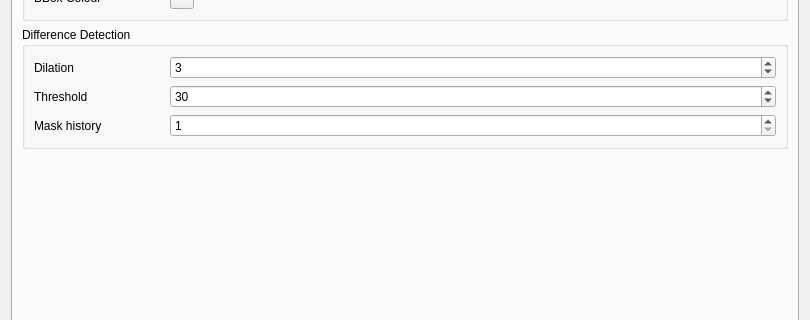
First picture: the form in plugins/feature/camera/camerasettingsdialog.ui, repository srcejon/sdrangel, before the edit; both pictures show x 0 to 810 and y 330 to 650 of the 810 by 738 pixel window.
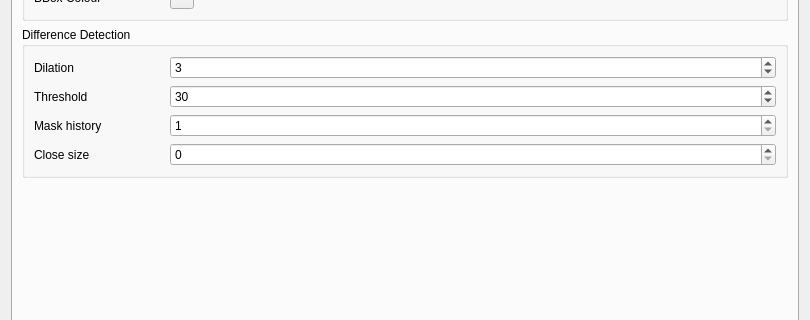
Second picture: the form after the edit. The open tabs and pages were chosen to show the change. Icons and pictures are not drawn.

Commit message: Add close kernel size for diff mask

```diff
--- a/plugins/feature/camera/camerasettingsdialog.ui
+++ b/plugins/feature/camera/camerasettingsdialog.ui
@@ -2505,6 +2505,35 @@
             </property>
            </widget>
           </item>
+          <item row="3" column="0">
+           <widget class="QLabel" name="diffMaskCloseSizeLabel">
+            <property name="minimumSize">
+             <size>
+              <width>130</width>
+              <height>0</height>
+             </size>
+            </property>
+            <property name="text">
+             <string>Close size</string>
+            </property>
+           </widget>
+          </item>
+          <item row="3" column="1">
+           <widget class="QSpinBox" name="diffMaskCloseSizeSpin">
+            <property name="toolTip">
+             <string>Kernel radius for morphological close after accumulated bitwise OR (0 disables)</string>
+            </property>
+            <property name="minimum">
+             <number>0</number>
+            </property>
+            <property name="maximum">
+             <number>20</number>
+            </property>
+            <property name="value">
+             <number>0</number>
+            </property>
+           </widget>
+          </item>
          </layout>
         </widget>
        </item>
```
The commit also changes 5 other files.
